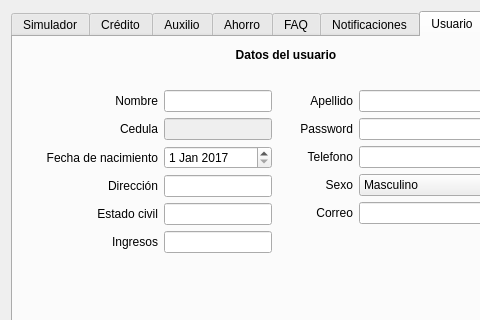
This is AsociadosFondo/asociadosfondo.ui in MiguelALopez/JaverianaProject as Qt 5 draws it before an edit; both pictures show x 0 to 480 and y 0 to 320 of the 572 by 465 pixel window. The edited form follows.
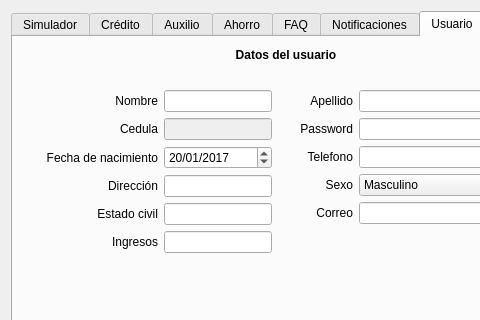
This is the edited form. The open tabs and pages were chosen to show the change.

What changed in the file:
```diff
--- a/AsociadosFondo/asociadosfondo.ui
+++ b/AsociadosFondo/asociadosfondo.ui
@@ -1189,9 +1189,19 @@
                   <second>0</second>
                   <year>2017</year>
                   <month>1</month>
-                  <day>1</day>
+                  <day>20</day>
                  </datetime>
                 </property>
+                <property name="displayFormat">
+                 <string>dd/MM/yyyy</string>
+                </property>
+                <property name="date">
+                 <date>
+                  <year>2017</year>
+                  <month>1</month>
+                  <day>20</day>
+                 </date>
+                </property>
                </widget>
               </item>
               <item row="6" column="1">
```
Left out of the diff: 4 changed lines with no effect on the pictures.
